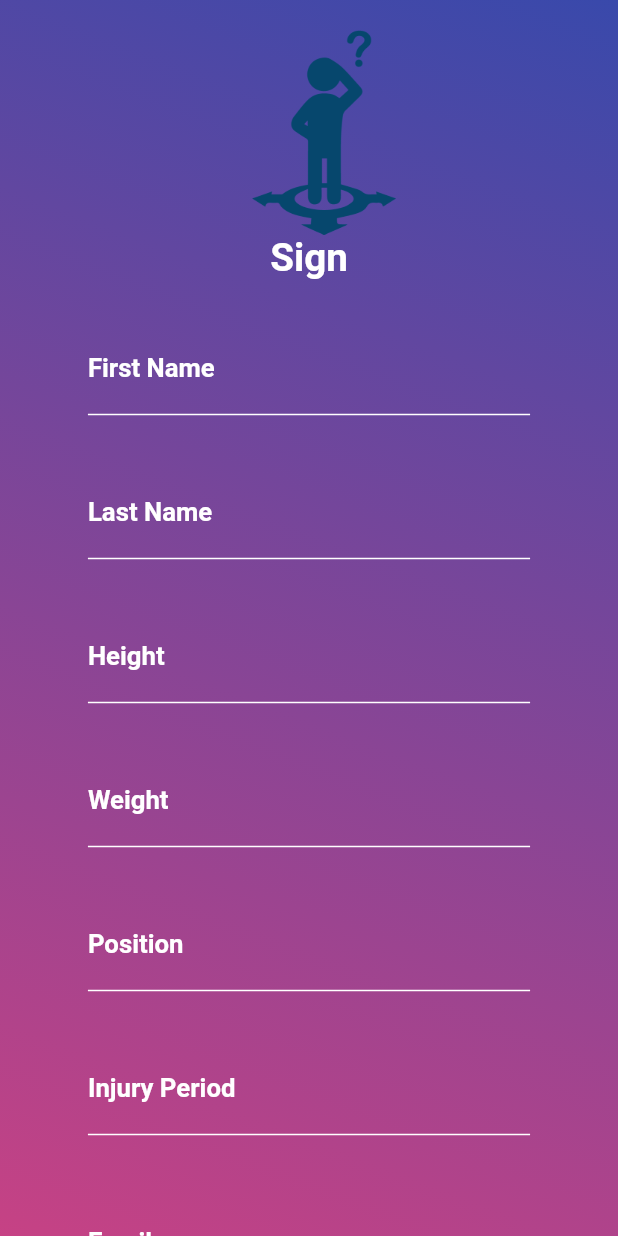
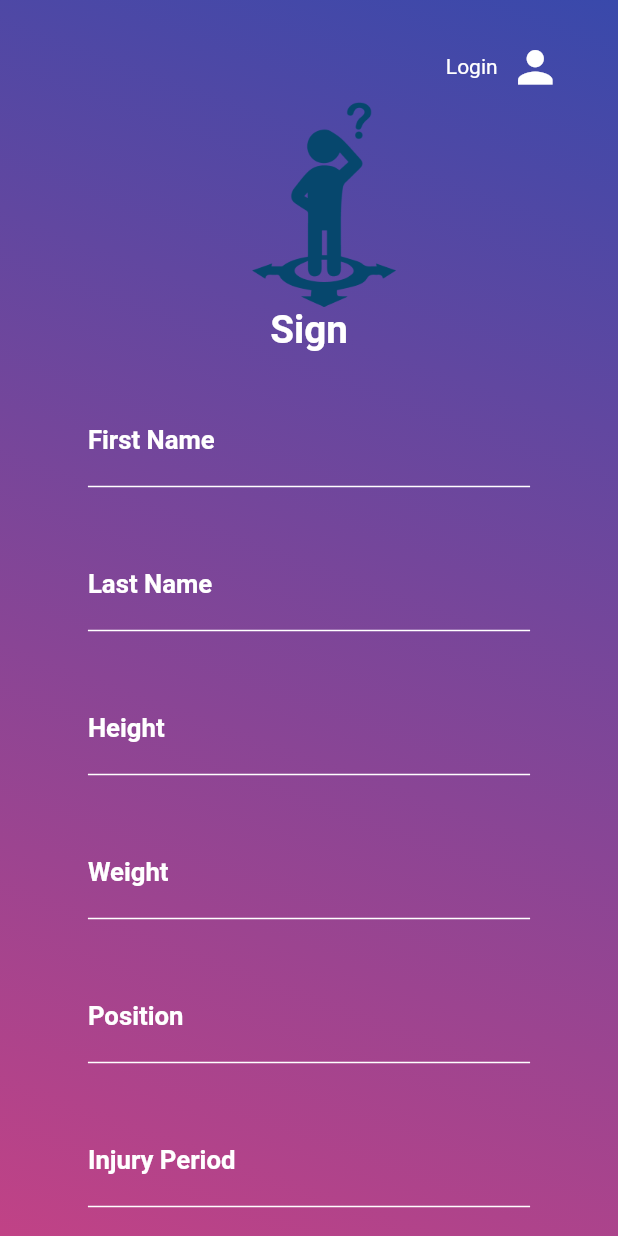
Before and after one commit to IsuruBRanapana/Project_Rafi, a Flutter app: the SignUpView screen opened by its route, on a phone screen of 412 x 824 dp. Run offline on Flutter 3.47's test engine with Material 2 defaults, Android fonts, the phone set to English and light mode, and no system bars; our stand-ins replace animated_text_kit, dartz, equatable, flutter_screenutil, package_info; generated files the repository leaves out were written again; Roboto replaces fonts that are missing (Sarabun).

Commit message:
Update sign up page.

```diff
--- a/lib/core/utils/navigation_routes.dart
+++ b/lib/core/utils/navigation_routes.dart
@@ -1,6 +1,7 @@
 import 'package:flutter/cupertino.dart';
 import 'package:flutter/material.dart';
 import 'package:project_rafi/features/presentation/pages/forgot_password/forgot_password_view.dart';
+import 'package:project_rafi/features/presentation/pages/home/home_view.dart';
 import 'package:project_rafi/features/presentation/pages/login/login_view.dart';
 import 'package:project_rafi/features/presentation/pages/sign_up/sign_up_view.dart';
 import 'package:project_rafi/features/presentation/pages/splash/splash_view.dart';
@@ -10,6 +11,7 @@ class Routes{
   static const String LOGIN_PAGE = "login_view";
   static const String FORGOT_PASSWORD_RESET_PAGE = "forgot_password_reset_page";
   static const String SIGN_UP_PAGE='sign_up_view';
+  static const String HOME_PAGE='home_view';
 
   static Route<dynamic> generateRoute(RouteSettings settings){
     switch(settings.name){
@@ -31,6 +33,10 @@ class Routes{
         return MaterialPageRoute(builder: (_)=>SignUpView(),
           settings: RouteSettings(name: Routes.SIGN_UP_PAGE),
         );
+      case Routes.HOME_PAGE:
+        return MaterialPageRoute(builder: (_)=>HomeView(),
+          settings: RouteSettings(name: Routes.HOME_PAGE),
+        );
 
       default:
         return MaterialPageRoute(
--- a/lib/features/presentation/pages/login/login_view.dart
+++ b/lib/features/presentation/pages/login/login_view.dart
@@ -101,7 +101,7 @@ class LoginView extends BaseView{
                       ),
                       RoundedCornerWhiteButton(
                         onTap: () {
-                         // Navigator.pushNamed(context, Router.EPIC_SURE_ASSESSOR_HOME_PAGE);
+                          Navigator.pushNamed(context, Routes.HOME_PAGE);
                         },
                         text: 'Login',
                       ),
--- a/lib/features/presentation/pages/sign_up/sign_up_view.dart
+++ b/lib/features/presentation/pages/sign_up/sign_up_view.dart
@@ -21,6 +21,7 @@ class SignUpView extends BaseView{
   @override
   Widget buildView(context) {
     return  Scaffold(
+
       resizeToAvoidBottomInset: false,
       backgroundColor: Colors.transparent,
       body:Form(
@@ -39,6 +40,24 @@ class SignUpView extends BaseView{
                       padding: EdgeInsets.symmetric(horizontal: 30),
                       child: Column(
                         children: <Widget>[
+                          Row(
+                            children: [
+                              Expanded(flex:1,child: SizedBox()),
+                              Expanded(flex:1,child: SizedBox()),
+                              Expanded(flex:1,child: SizedBox()),
+                              Expanded(flex:2,child: SizedBox()),
+                              Expanded(flex:1,child:Text('Login',textAlign: TextAlign.end,style: TextStyle(color:Colors.white),)),
+
+                              Expanded(
+                                flex:1,
+                                child: IconButton(
+
+                                  onPressed:(){},
+                                    icon:Icon(Icons.person,color: Colors.white,size: AppConstants.adaptiveScreen.setSp(60),) ,
+                                ),
+                              ),
+                            ],
+                          ),
                           Padding(
                             padding: const EdgeInsets.only(left: 20.0),
                             child: Image(
```
